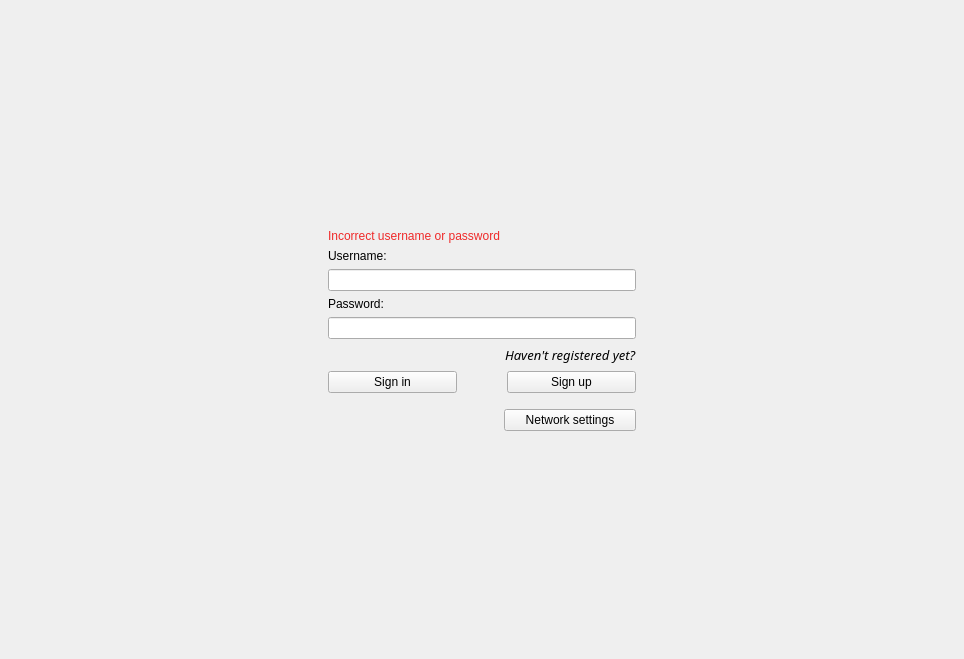
Qt form Client/LoginWidget.ui (triebltamas/MyChessGame) before a commit.
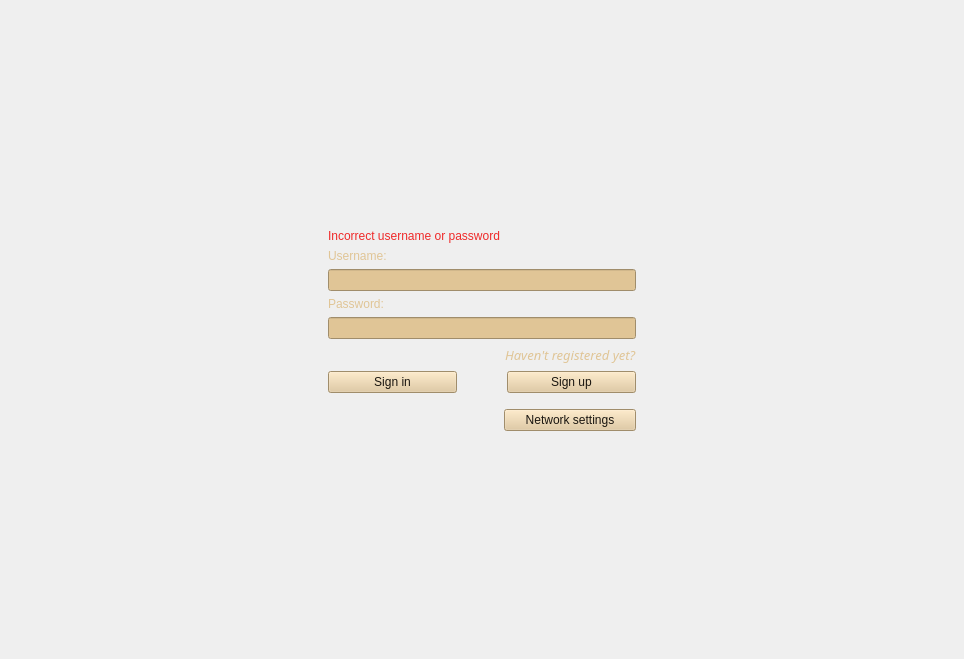
The same form after that commit. The open tabs and pages were chosen to show the change.

Patch:
```diff
--- a/Client/LoginWidget.ui
+++ b/Client/LoginWidget.ui
@@ -13,6 +13,26 @@
   <property name="windowTitle">
    <string>Form</string>
   </property>
+  <property name="styleSheet">
+   <string notr="true">QLabel {
+	color: rgb(224, 197, 150);
+}
+
+QLineEdit {
+	background-color: rgb(224, 197, 150);
+	color:rgb(26, 22, 16);
+}
+
+QSpinBox {
+	background-color: rgb(224, 197, 150);
+	color:rgb(26, 22, 16);
+}
+
+QPushButton {
+	background-color: rgb(224, 197, 150);
+	color:rgb(26, 22, 16);
+}</string>
+  </property>
   <layout class="QVBoxLayout" name="verticalLayout">
    <item>
     <widget class="QStackedWidget" name="stackedWidget">
```
Left out of the diff: 2 changed lines with no effect on the pictures.
